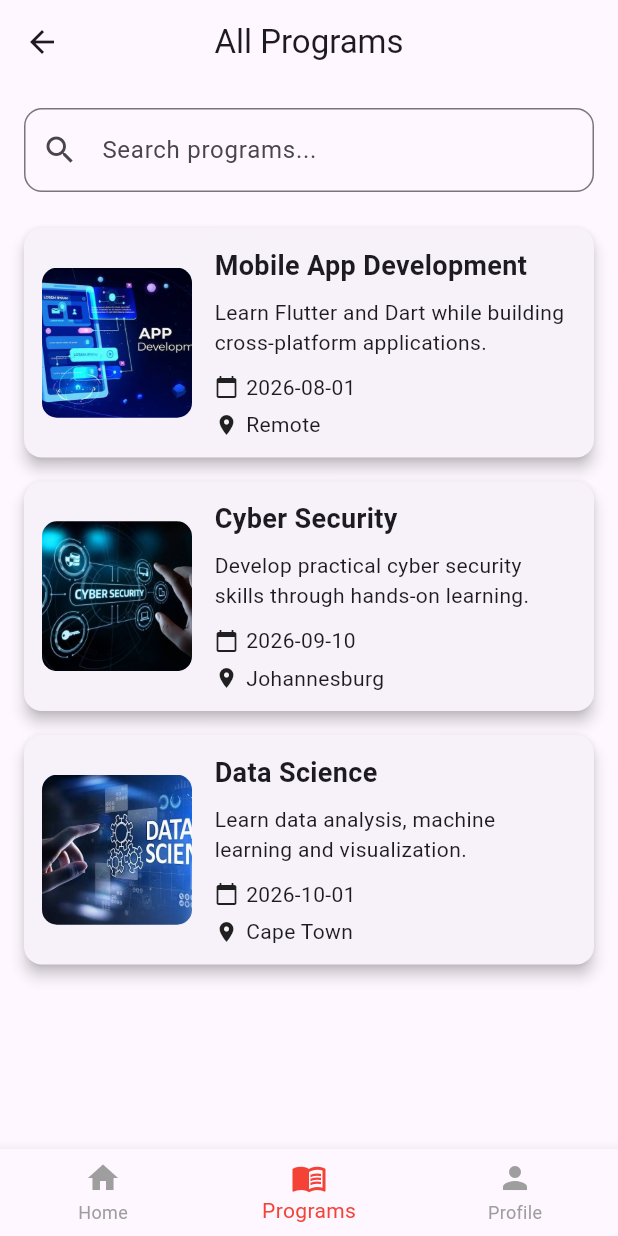
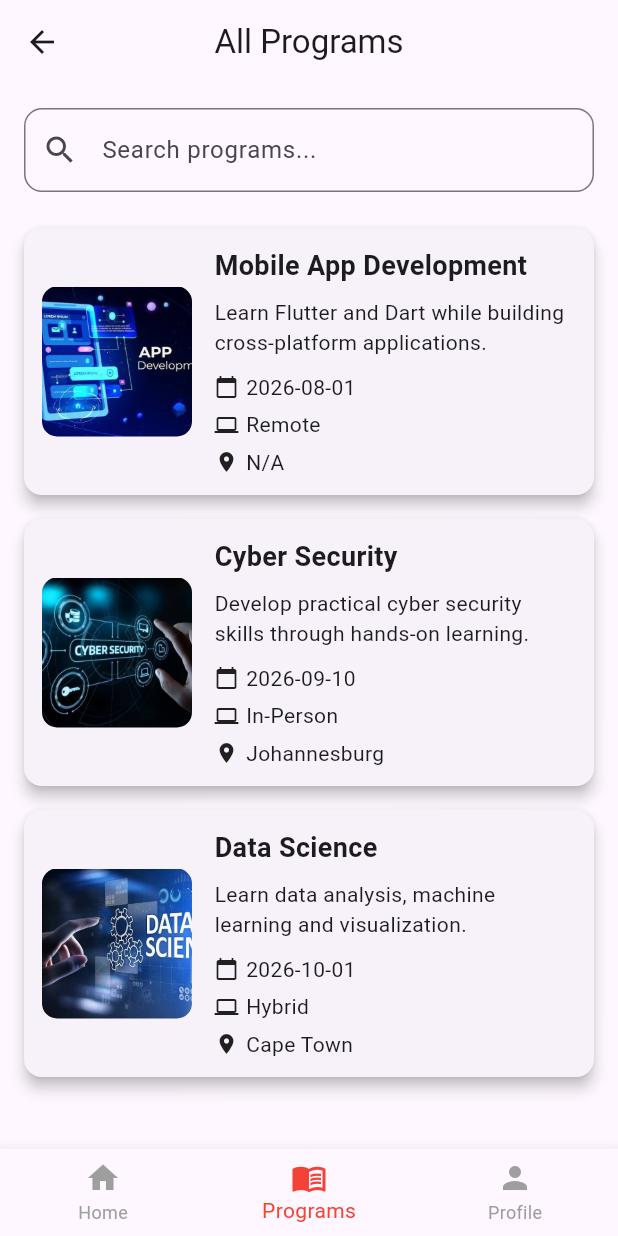
Before and after one commit to venesia07/FlutterMobileApp, a Flutter app: the ProgramListScreen screen opened by its route, on a phone screen of 412 x 824 dp. Run offline on Flutter 3.47's test engine with Material 3 defaults, Android fonts, the phone set to English and light mode, and no system bars.

Commit message:
Add delivery method support for program filtering

```diff
--- a/assets/data/programs.json
+++ b/assets/data/programs.json
@@ -4,7 +4,8 @@
     "title": "Mobile App Development",
     "startDate": "2026-08-01",
     "endDate": "2026-09-30",
-    "location": "Remote",
+    "deliveryMethod": "Remote",
+    "location": "N/A",
     "category": "Technology",
     "description": "Learn Flutter and Dart while building cross-platform applications.",
     "requirements": [
@@ -25,6 +26,7 @@
     "title": "Cyber Security",
     "startDate": "2026-09-10",
     "endDate": "2026-11-10",
+    "deliveryMethod": "In-Person",
     "location": "Johannesburg",
     "category": "Technology",
     "description": "Develop practical cyber security skills through hands-on learning.",
@@ -46,6 +48,7 @@
     "title": "Data Science",
     "startDate": "2026-10-01",
     "endDate": "2026-12-15",
+    "deliveryMethod": "Hybrid",
     "location": "Cape Town",
     "category": "Data",
     "description": "Learn data analysis, machine learning and visualization.",
--- a/lib/models/program.dart
+++ b/lib/models/program.dart
@@ -3,6 +3,7 @@ class Program {
   final String title;
   final String startDate;
   final String endDate;
+  final String deliveryMethod;
   final String location;
   final String category;
   final String description;
@@ -15,6 +16,7 @@ class Program {
     required this.title,
     required this.startDate,
     required this.endDate,
+    required this.deliveryMethod,
     required this.location,
     required this.category,
     required this.description,
@@ -43,6 +45,7 @@ factory Program.fromJson(Map<String, dynamic> json) {
     title: json['title']?.toString() ?? 'Untitled',
     startDate: json['startDate']?.toString() ?? 'TBD',
     endDate: json['endDate']?.toString() ?? 'TBD',
+    deliveryMethod: json['deliveryMethod'].toString() ?? 'Unknown',
     location: json['location']?.toString() ?? 'Unknown',
     category: category ?? '',
     description:
--- a/lib/screens/home_screen.dart
+++ b/lib/screens/home_screen.dart
@@ -19,7 +19,8 @@ class _HomeScreenState extends State<HomeScreen> {
       title: "Mobile App Development",
       startDate: "20 July 2026",
       endDate: "20 August 2026",
-      location: "Remote",
+      deliveryMethod: "Remote",
+      location: "N/A",
       description: "Learn Flutter while building real-world mobile applications.",
       requirements: ["Basic programming", "Laptop", "Internet connection"],
       skills: ["Flutter", "Dart", "Git"],
@@ -31,7 +32,8 @@ class _HomeScreenState extends State<HomeScreen> {
       title: "Data Analytics",
       startDate: "01 May 2027",
       endDate: "01 June 2027",
-      location: "Hybrid",
+      deliveryMethod: "Hybrid",
+      location: "USA",
       description: "Learn SQL, Power BI and Python.",
       requirements: ["Analytical thinking", "Laptop"],
       skills: ["SQL", "Power BI", "Python"],
--- a/lib/screens/program_list_screen.dart
+++ b/lib/screens/program_list_screen.dart
@@ -220,6 +220,18 @@ Future<void> loadPrograms() async {
                                   ],
                                 ),
 
+                              const SizedBox(height: 5),
+
+                                Row(
+                                  children: [
+                                    const Icon(
+                                      Icons.computer,
+                                      size: 16,
+                                    ),
+                                    const SizedBox(width: 5),
+                                    Text(program.deliveryMethod),
+                                  ],
+                                ),
                                 const SizedBox(height: 5),
 
                                 Row(
```
Also changed, not shown: lib/screens/application_screen.dart (+19 -0 lines), lib/screens/leave_review_screen.dart (+19 -0 lines), lib/screens/program_details_screen.dart (+17 -0 lines).
